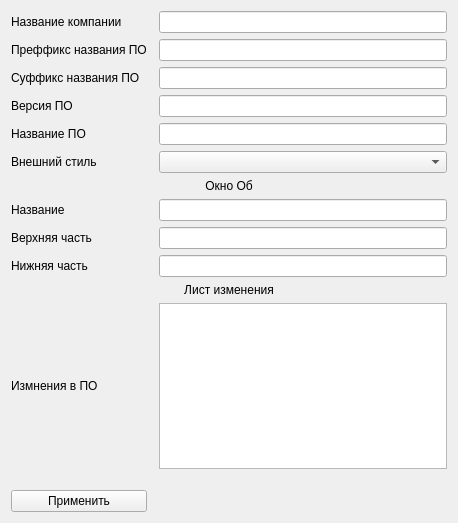
Qt form klever/core/settings/optionsform.ui (gen1izh/cpp) before a commit.
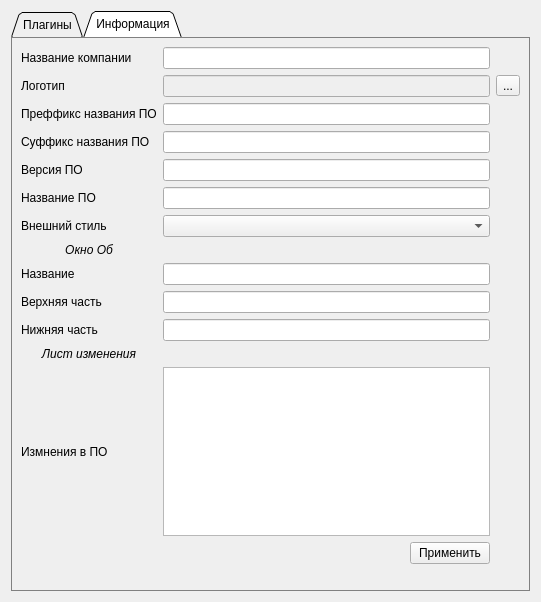
The same form after that commit.

The edit to the form file:
```diff
--- a/klever/core/settings/optionsform.ui
+++ b/klever/core/settings/optionsform.ui
@@ -6,36 +6,125 @@
    <rect>
     <x>0</x>
     <y>0</y>
-    <width>458</width>
-    <height>523</height>
+    <width>541</width>
+    <height>602</height>
    </rect>
   </property>
   <property name="windowTitle">
    <string>Form</string>
   </property>
   <layout class="QGridLayout" name="gridLayout">
-   <item row="13" column="0">
-    <widget class="QLabel" name="changelogLabel">
+   <item row="0" column="0">
+    <widget class="QTabWidget" name="tabWidget">
+     <property name="styleSheet">
+      <string notr="true">QTabWidget::pane
+{
+border: 0px;
+top: 0.1em;
+border-width: 1px;
+border-style: solid;
+border-color: grey;
+}</string>
+     </property>
+     <property name="tabPosition">
+      <enum>QTabWidget::North</enum>
+     </property>
+     <property name="tabShape">
+      <enum>QTabWidget::Triangular</enum>
+     </property>
+     <property name="currentIndex">
+      <number>1</number>
+     </property>
+     <property name="elideMode">
+      <enum>Qt::ElideNone</enum>
+     </property>
+     <property name="usesScrollButtons">
+      <bool>true</bool>
+     </property>
+     <widget class="QWidget" name="pluginsTab">
+      <attribute name="title">
+       <string>Плагины</string>
+      </attribute>
+      <layout class="QGridLayout" name="gridLayout_2">
+       <item row="2" column="1">
+        <spacer name="verticalSpacer_2">
+         <property name="orientation">
+          <enum>Qt::Vertical</enum>
+         </property>
+         <property name="sizeHint" stdset="0">
+          <size>
+           <width>20</width>
+           <height>40</height>
+          </size>
+         </property>
+        </spacer>
+       </item>
+       <item row="0" column="0" rowspan="3">
+        <widget class="QListWidget" name="pluginsList"/>
+       </item>
+       <item row="0" column="1">
+        <widget class="QPushButton" name="addButton">
+         <property name="maximumSize">
+          <size>
+           <width>100</width>
+           <height>16777215</height>
+          </size>
+         </property>
      <property name="text">
-      <string>Измнения в ПО</string>
+          <string>Добавить</string>
      </property>
     </widget>
    </item>
-   <item row="1" column="0">
+       <item row="1" column="1">
+        <widget class="QPushButton" name="deleteButton">
+         <property name="text">
+          <string>Удалить</string>
+         </property>
+        </widget>
+       </item>
+      </layout>
+     </widget>
+     <widget class="QWidget" name="informationTab">
+      <attribute name="title">
+       <string>Информация</string>
+      </attribute>
+      <layout class="QGridLayout" name="gridLayout_3">
+       <item row="2" column="0">
     <widget class="QLabel" name="preffixSoftwareNameLabel">
      <property name="text">
       <string>Преффикс названия ПО</string>
      </property>
     </widget>
    </item>
-   <item row="2" column="0">
+       <item row="0" column="0">
+        <widget class="QLabel" name="companyNameLabel">
+         <property name="text">
+          <string>Название компании</string>
+         </property>
+        </widget>
+       </item>
+       <item row="1" column="0">
+        <widget class="QLabel" name="label">
+         <property name="text">
+          <string>Логотип</string>
+         </property>
+        </widget>
+       </item>
+       <item row="1" column="3">
+        <widget class="QToolButton" name="logoBrowserButton">
+         <property name="text">
+          <string>...</string>
+         </property>
+        </widget>
+       </item>
+       <item row="3" column="0">
     <widget class="QLabel" name="suffixSoftwareNameLabel">
      <property name="text">
       <string>Суффикс названия ПО</string>
      </property>
     </widget>
    </item>
-   <item row="3" column="0">
+       <item row="4" column="0">
     <widget class="QLabel" name="versionLabel">
      <property name="text">
       <string>Версия ПО</string>
@@ -43,62 +132,48 @@
     </widget>
    </item>
    <item row="5" column="0">
-    <widget class="QLabel" name="styleLabel">
-     <property name="text">
-      <string>Внешний стиль</string>
-     </property>
-    </widget>
-   </item>
-   <item row="4" column="0">
     <widget class="QLabel" name="softwareNameLabel">
      <property name="text">
       <string>Название ПО</string>
      </property>
     </widget>
    </item>
-   <item row="0" column="0">
-    <widget class="QLabel" name="companyNameLabel">
+       <item row="6" column="0">
+        <widget class="QLabel" name="styleLabel">
      <property name="text">
-      <string>Название компании</string>
-     </property>
-    </widget>
-   </item>
-   <item row="14" column="0" colspan="3">
-    <spacer name="verticalSpacer">
-     <property name="orientation">
-      <enum>Qt::Vertical</enum>
-     </property>
-     <property name="sizeHint" stdset="0">
-      <size>
-       <width>20</width>
-       <height>40</height>
-      </size>
-     </property>
-    </spacer>
-   </item>
-   <item row="3" column="2">
-    <widget class="QLineEdit" name="versionEdit"/>
-   </item>
-   <item row="2" column="2">
-    <widget class="QLineEdit" name="suffixSoftwareNameEdit"/>
-   </item>
-   <item row="4" column="2">
-    <widget class="QLineEdit" name="softwareNameEdit"/>
-   </item>
-   <item row="9" column="0">
-    <widget class="QLabel" name="aboutTopLabel">
-     <property name="text">
-      <string>Верхняя часть</string>
+          <string>Внешний стиль</string>
      </property>
     </widget>
    </item>
    <item row="7" column="0">
+        <widget class="QLabel" name="label_7">
+         <property name="font">
+          <font>
+           <italic>true</italic>
+          </font>
+         </property>
+         <property name="text">
+          <string>Окно Об</string>
+         </property>
+         <property name="alignment">
+          <set>Qt::AlignCenter</set>
+         </property>
+        </widget>
+       </item>
+       <item row="8" column="0">
     <widget class="QLabel" name="aboutNameLabel">
      <property name="text">
       <string>Название</string>
      </property>
     </widget>
    </item>
+       <item row="9" column="0">
+        <widget class="QLabel" name="aboutTopLabel">
+         <property name="text">
+          <string>Верхняя часть</string>
+         </property>
+        </widget>
+       </item>
    <item row="10" column="0">
     <widget class="QLabel" name="aboutBottomLabel">
      <property name="text">
@@ -106,17 +181,13 @@
      </property>
     </widget>
    </item>
-   <item row="9" column="2">
-    <widget class="QLineEdit" name="aboutTopEdit"/>
-   </item>
-   <item row="10" column="2">
-    <widget class="QLineEdit" name="aboutBottomEdit"/>
-   </item>
-   <item row="7" column="2">
-    <widget class="QLineEdit" name="aboutNameEdit"/>
-   </item>
-   <item row="11" column="0" colspan="3">
+       <item row="11" column="0">
     <widget class="QLabel" name="label_11">
+         <property name="font">
+          <font>
+           <italic>true</italic>
+          </font>
+         </property>
      <property name="text">
       <string>Лист изменения</string>
      </property>
@@ -125,34 +196,92 @@
      </property>
     </widget>
    </item>
-   <item row="5" column="2">
-    <widget class="QComboBox" name="styleBox"/>
-   </item>
-   <item row="0" column="2">
-    <widget class="QLineEdit" name="companyNameEdit"/>
-   </item>
-   <item row="1" column="2">
-    <widget class="QLineEdit" name="preffixSoftwareNameEdit"/>
-   </item>
-   <item row="6" column="0" colspan="3">
-    <widget class="QLabel" name="label_7">
+       <item row="12" column="0">
+        <widget class="QLabel" name="changelogLabel">
      <property name="text">
-      <string>Окно Об</string>
-     </property>
-     <property name="alignment">
-      <set>Qt::AlignCenter</set>
+          <string>Измнения в ПО</string>
      </property>
     </widget>
    </item>
-   <item row="15" column="0">
+       <item row="8" column="1" colspan="2">
+        <widget class="QLineEdit" name="aboutNameEdit"/>
+       </item>
+       <item row="14" column="2">
     <widget class="QPushButton" name="acceptButton">
+         <property name="maximumSize">
+          <size>
+           <width>150</width>
+           <height>16777215</height>
+          </size>
+         </property>
      <property name="text">
       <string>Применить</string>
      </property>
     </widget>
    </item>
-   <item row="13" column="2">
+       <item row="9" column="1" colspan="2">
+        <widget class="QLineEdit" name="aboutTopEdit"/>
+       </item>
+       <item row="6" column="1" colspan="2">
+        <widget class="QComboBox" name="styleBox"/>
+       </item>
+       <item row="10" column="1" colspan="2">
+        <widget class="QLineEdit" name="aboutBottomEdit"/>
+       </item>
+       <item row="14" column="1">
+        <spacer name="horizontalSpacer">
+         <property name="orientation">
+          <enum>Qt::Horizontal</enum>
+         </property>
+         <property name="sizeHint" stdset="0">
+          <size>
+           <width>40</width>
+           <height>20</height>
+          </size>
+         </property>
+        </spacer>
+       </item>
+       <item row="12" column="1" colspan="2">
     <widget class="QPlainTextEdit" name="changelogEdit"/>
+       </item>
+       <item row="3" column="1" colspan="2">
+        <widget class="QLineEdit" name="suffixSoftwareNameEdit"/>
+       </item>
+       <item row="1" column="1" colspan="2">
+        <widget class="QLineEdit" name="logoEdit">
+         <property name="enabled">
+          <bool>false</bool>
+         </property>
+        </widget>
+       </item>
+       <item row="0" column="1" colspan="2">
+        <widget class="QLineEdit" name="companyNameEdit"/>
+       </item>
+       <item row="4" column="1" colspan="2">
+        <widget class="QLineEdit" name="versionEdit"/>
+       </item>
+       <item row="2" column="1" colspan="2">
+        <widget class="QLineEdit" name="preffixSoftwareNameEdit"/>
+       </item>
+       <item row="5" column="1" colspan="2">
+        <widget class="QLineEdit" name="softwareNameEdit"/>
+       </item>
+       <item row="15" column="1">
+        <spacer name="verticalSpacer">
+         <property name="orientation">
+          <enum>Qt::Vertical</enum>
+         </property>
+         <property name="sizeHint" stdset="0">
+          <size>
+           <width>20</width>
+           <height>40</height>
+          </size>
+         </property>
+        </spacer>
+       </item>
+      </layout>
+     </widget>
+    </widget>
    </item>
   </layout>
  </widget>
```
Lines whose indentation alone changed are shown as unchanged.
